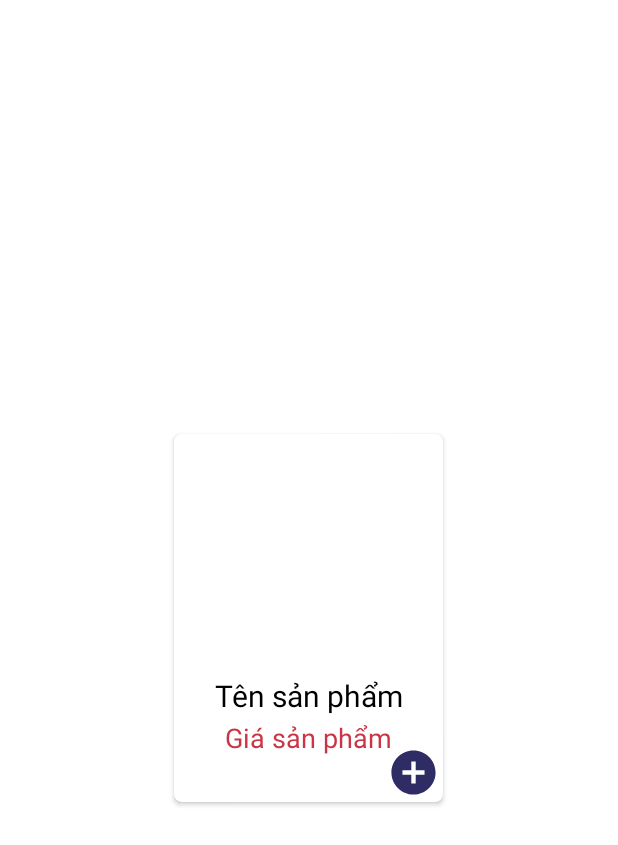
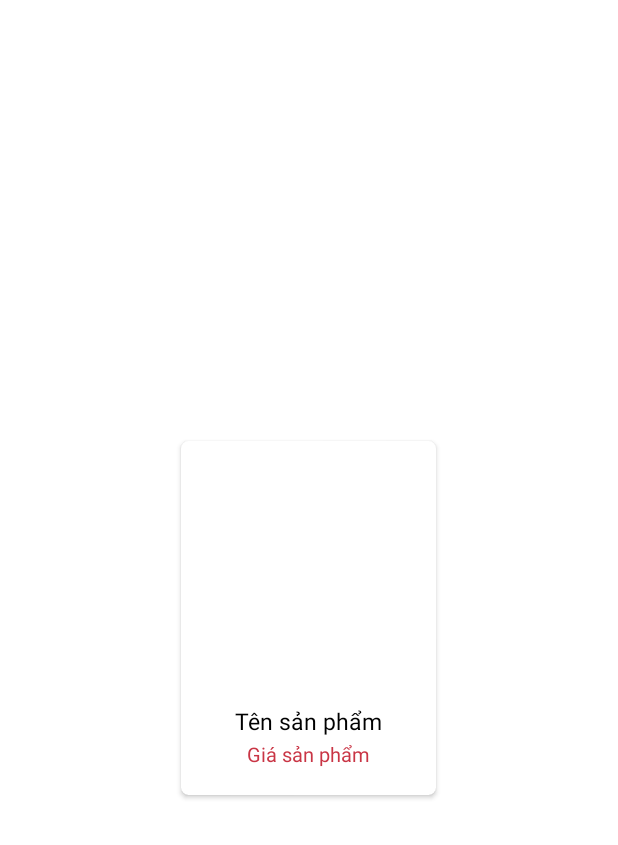
Before and after one commit to NguyenHzviper/Mobile-tiensi-Japan, an Android app: the layout line_producthome.xml on its own in the app's theme, with its tools: preview values and no code run, on a phone screen of 412 x 824 dp. Shown: the top 845 px of the screen. Run offline under Robolectric (Android 15) with nearby library versions, the phone set to English and light mode, and no system bars.

Commit message:
nhat le commit gi do

```diff
--- a/app/src/main/res/layout/line_producthome.xml
+++ b/app/src/main/res/layout/line_producthome.xml
@@ -13,7 +13,7 @@
         android:id="@+id/cardview"
         android:layout_width="match_parent"
         android:layout_height="match_parent"
-        android:layout_margin="5dp"
+        android:layout_margin="10dp"
         app:cardCornerRadius="5dp"
         >
 
@@ -30,6 +30,7 @@
                     android:id="@+id/imgProduct"
                     android:layout_width="150dp"
                     android:layout_height="150dp"
+                    android:scaleType="fitXY"
                     android:layout_margin="5dp" />
 
                 <TextView
@@ -39,7 +40,8 @@
                     android:gravity="center"
                     android:text="Tên sản phẩm"
                     android:textColor="#000000"
-                    android:textSize="20sp" />
+
+                    android:textSize="15dp" />
 
                 <TextView
                     android:id="@+id/tvpriceproduct"
@@ -49,31 +51,10 @@
                     android:gravity="left"
                     android:text="Giá sản phẩm"
                     android:textColor="#C93545"
-                    android:textSize="18sp" />
-                <TextView
-                    android:layout_width="match_parent"
-                    android:layout_height="wrap_content"
-                    android:backgroundTint="@color/white"
-                    android:text="   "
-                    android:textSize="15dp" />
+                    android:textSize="13sp" />
 
-
-                <TextView
-                    android:id="@+id/tvz"
-                    android:layout_width="match_parent"
-                    android:layout_height="wrap_content"
-                    android:backgroundTint="@color/white"
-                    android:text="   "
-                    android:textSize="15dp"
-                    />
             </LinearLayout>
 
-            <ImageView
-                android:layout_width="35sp"
-                android:layout_height="35sp"
-                android:layout_gravity="bottom|end"
-                android:layout_margin="2sp"
-                android:background="@drawable/ic_baseline_add_circle_24" />
         </FrameLayout>
     </androidx.cardview.widget.CardView>
 
```
Also changed, not shown: app/src/main/java/com/nvn/mobilent/screens/home/HomeFragment.java (+23 -23 lines), app/src/main/res/layout/fragment_home.xml (+0 -23 lines), app/src/main/res/layout/line_cart_item.xml (+4 -3 lines), app/src/main/res/drawable-v24/ic_notification.png (added).
